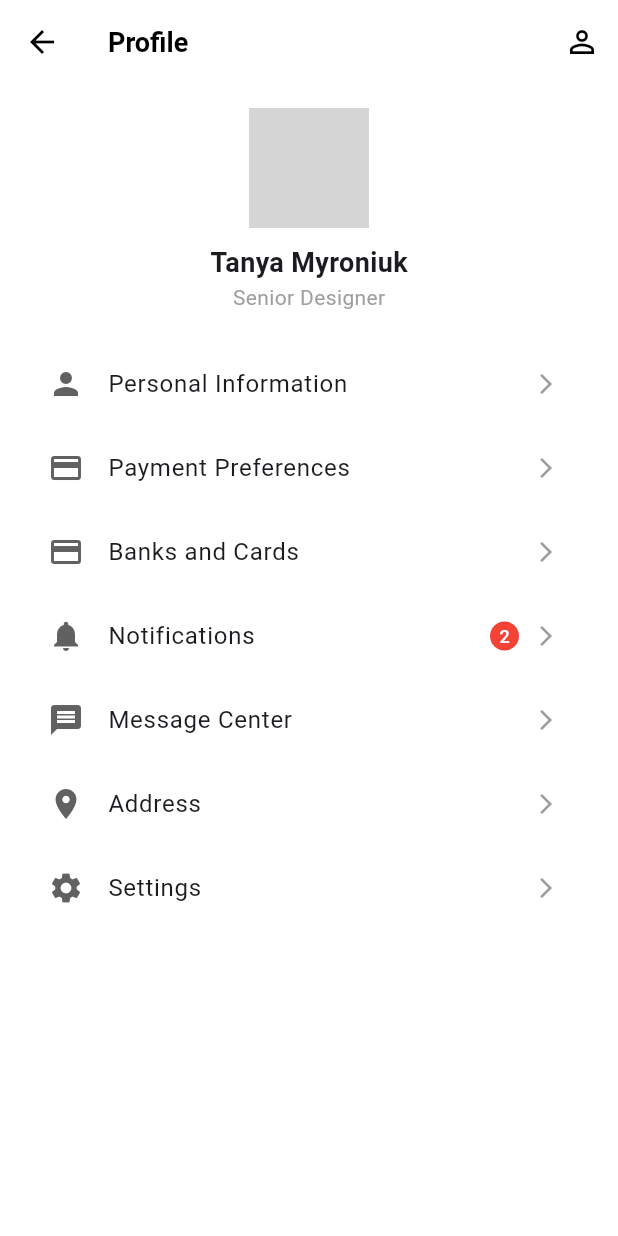
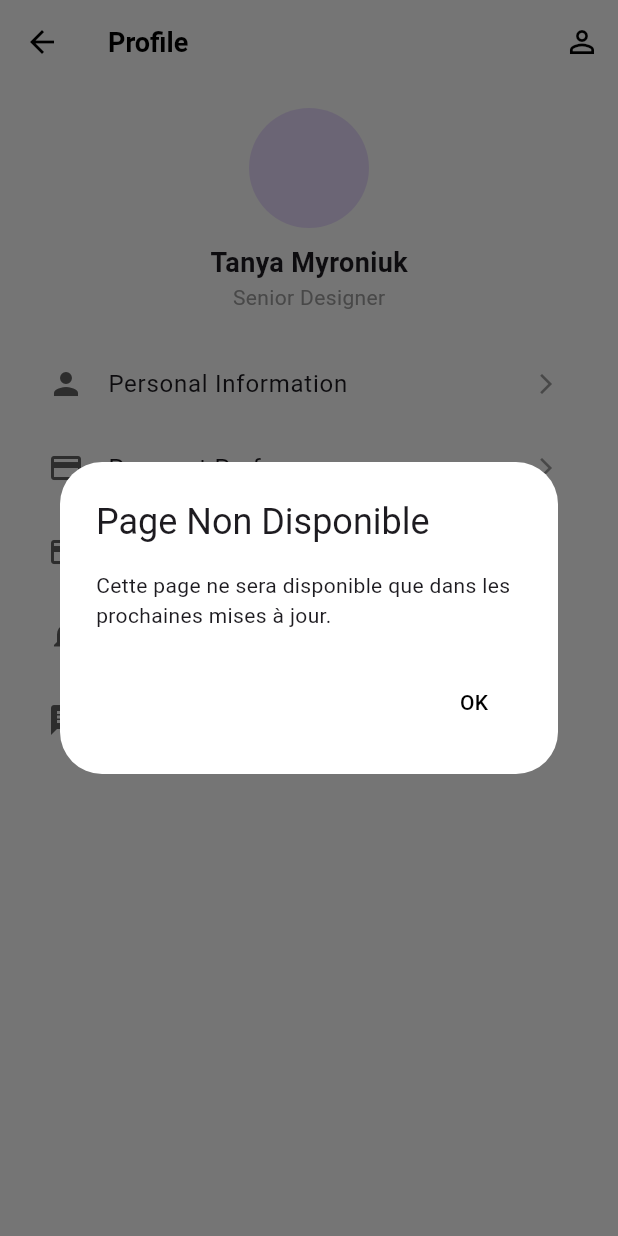
Before and after one commit to Kamichou-girl/projet-flutter, a Flutter app: the ProfileScreen screen opened by its route, after a tap on "Personal Information", on a phone screen of 412 x 824 dp. Run offline on Flutter 3.47's test engine with Material 3 defaults, Android fonts, the phone set to English and light mode, and no system bars; our stand-ins replace fl_chart, font_awesome_flutter, google_fonts, percent_indicator; network calls fail; grey boxes are pictures that could not be loaded.

Commit message:
Résolution de la logique et ajout de quelques trucs

```diff
--- a/lib/pages/langue.dart
+++ b/lib/pages/langue.dart
@@ -31,6 +31,7 @@ class _LanguageSelectionScreenState extends State<LanguageSelectionScreen> {
         lang.name.toLowerCase().contains(_searchQuery.toLowerCase())).toList();
 
     return Scaffold(
+      backgroundColor: Colors.white,
       appBar: AppBar(
         backgroundColor: Colors.white,
         elevation: 0,
--- a/lib/pages/profile_screen.dart
+++ b/lib/pages/profile_screen.dart
@@ -1,6 +1,7 @@
 import 'package:flutter/material.dart';
 import 'K_edit_profile_screen.dart';
 import 'setting_screen.dart';
+import '../widgets/popup.dart';
 
 class ProfileScreen extends StatelessWidget {
   const ProfileScreen({super.key});
@@ -18,7 +19,6 @@ class ProfileScreen extends StatelessWidget {
             context,
             MaterialPageRoute(builder: (context) => SettingsScreen()),
           ),
-
         ),
         title: Text("Profile", style: TextStyle(color: Colors.black, fontSize: 18, fontWeight: FontWeight.bold)),
         actions: [
@@ -52,20 +52,28 @@ class ProfileScreen extends StatelessWidget {
               ),
             ),
             SizedBox(height: 20),
-            _buildProfileOption(Icons.person, "Personal Information"),
-            _buildProfileOption(Icons.payment, "Payment Preferences"),
-            _buildProfileOption(Icons.credit_card, "Banks and Cards"),
-            _buildProfileOption(Icons.notifications, "Notifications", badge: 2),
-            _buildProfileOption(Icons.message, "Message Center"),
-            _buildProfileOption(Icons.location_on, "Address"),
-            _buildProfileOption(Icons.settings, "Settings"),
+            _buildProfileOption(Icons.person, "Personal Information", onTap: () {
+              showCustomPopup(context); // Afficher le popup pour "Personal Information"
+            }),
+            _buildProfileOption(Icons.payment, "Payment Preferences", onTap: () {
+              showCustomPopup(context); // Afficher le popup pour "Payment Preferences"
+            }),
+            _buildProfileOption(Icons.credit_card, "Cards", onTap: () {
+              showCustomPopup(context); // Afficher le popup pour "Cards"
+            }),
+            _buildProfileOption(Icons.notifications, "Notifications", badge: 2, onTap: () {
+              showCustomPopup(context); // Afficher le popup pour "Notifications"
+            }),
+            _buildProfileOption(Icons.message, "Message Center", onTap: () {
+              showCustomPopup(context); // Afficher le popup pour "Message Center"
+            }),
           ],
         ),
       ),
     );
   }
 
-  Widget _buildProfileOption(IconData icon, String title, {int? badge}) {
+  Widget _buildProfileOption(IconData icon, String title, {int? badge, VoidCallback? onTap}) {
     return ListTile(
       leading: Icon(icon, color: Colors.grey[700]),
       title: Text(title, style: TextStyle(fontSize: 16)),
@@ -85,9 +93,7 @@ class ProfileScreen extends StatelessWidget {
           Icon(Icons.arrow_forward_ios, size: 16, color: Colors.grey),
         ],
       ),
-      onTap: () {
-        // Action à définir si nécessaire
-      },
+      onTap: onTap, // Appel du callback onTap pour chaque option
     );
   }
 }
--- a/lib/pages/send_money_screenbk.dart
+++ b/lib/pages/send_money_screenbk.dart
@@ -1,6 +1,5 @@
 import 'package:flutter/material.dart';
 import 'package:flutter_application_1/pages/add_personbk.dart';
-import 'package:flutter_application_1/pages/requestMoneyScreenBK.dart';
 // si nécessaire pour RequestMoneyScreen
 
 class SendMoneyScreen extends StatefulWidget {
--- /dev/null
+++ b/lib/widgets/popup.dart
@@ -0,0 +1,23 @@
+
+import 'package:flutter/material.dart';
+
+void showCustomPopup(BuildContext context) {
+  showDialog(
+    context: context,
+    builder: (BuildContext context) {
+      return AlertDialog(
+        backgroundColor: Colors.white,
+        title: Text('Page Non Disponible'),
+        content: Text('Cette page ne sera disponible que dans les prochaines mises à jour.'),
+        actions: <Widget>[
+          TextButton(
+            onPressed: () {
+              Navigator.of(context).pop(); // Ferme le popup
+            },
+            child: Text('OK', style: TextStyle(color: Colors.black),),
+          ),
+        ],
+      );
+    },
+  );
+}
```
Also changed, not shown: lib/pages/K_add_card.dart (+6 -2 lines), lib/pages/K_card_info.dart (+24 -5 lines), lib/pages/change_password.dart (+3 -16 lines), lib/pages/onboarding5_screen.dart (+7 -1 lines), lib/pages/setting_screen.dart (+10 -12 lines). Lines whose indentation alone changed are shown as unchanged.
